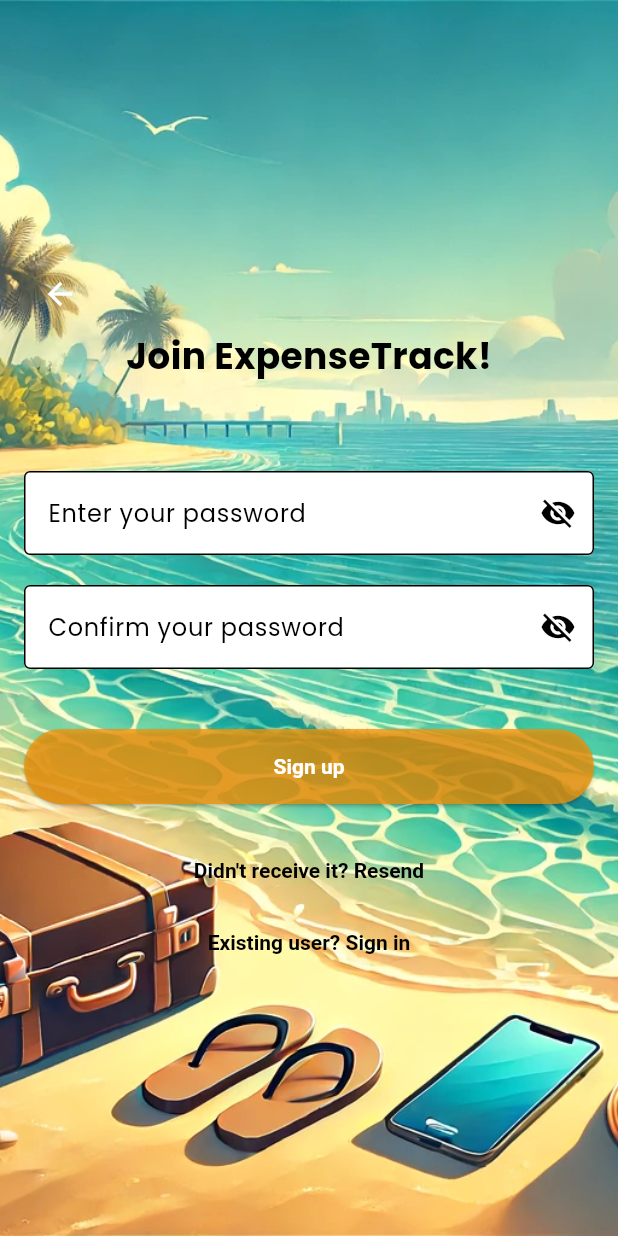
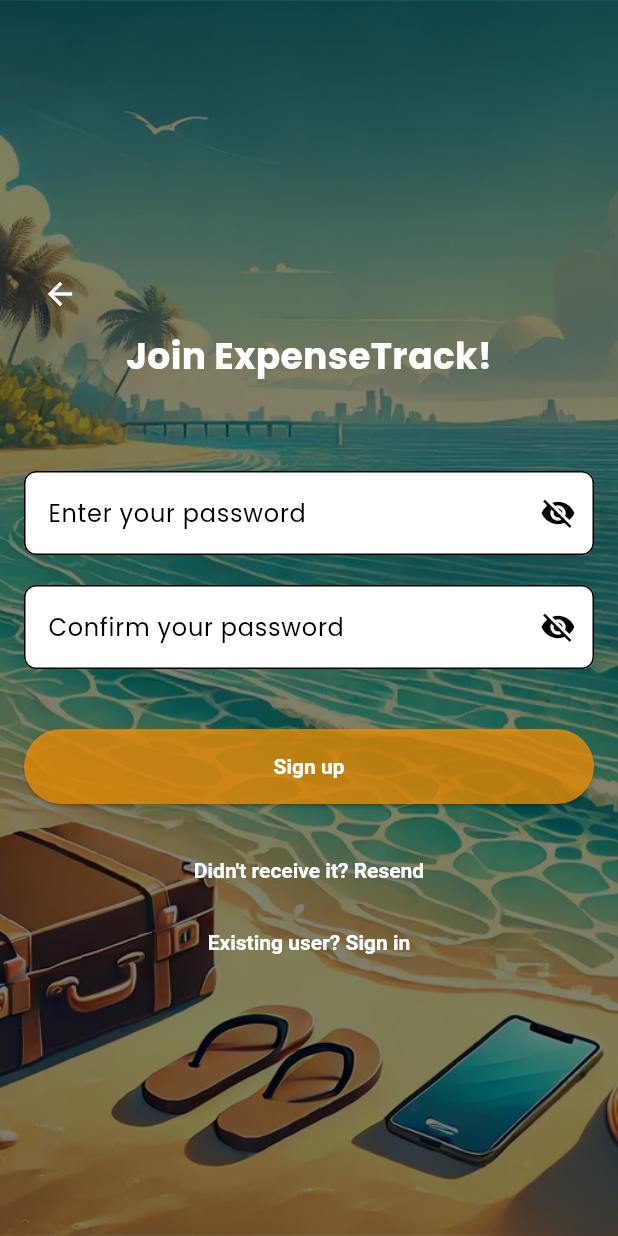
Before and after one commit to yx-fan/app_frontend, a Flutter app: the SignUpStep2View screen opened by its route, on a phone screen of 412 x 824 dp. Run offline on Flutter 3.47's test engine with Material 3 defaults, Android fonts, the light colour scheme and no system bars; our stand-ins replace camera, dropdown_search, flutter_dotenv, flutter_secure_storage, geolocator, google_fonts and 2 more; accounts and stored records are empty; network calls fail.

Commit message:
modify the signup page for more clear instructions to user

```diff
--- a/lib/views/signup_step2_view.dart
+++ b/lib/views/signup_step2_view.dart
@@ -23,9 +23,12 @@
       body: Stack(
         fit: StackFit.expand,
         children: [
+          // Background image with reduced opacity
           Image.asset(
             'assets/signup_background.webp',
             fit: BoxFit.cover,
+            color: Colors.black.withOpacity(0.5), // Adjust opacity here
+            colorBlendMode: BlendMode.darken, // Blend the color with the image
           ),
           Padding(
             padding: const EdgeInsets.all(16.0),
@@ -46,7 +49,7 @@
                   style: TextStyle(
                       fontSize: 24,
                       fontWeight: FontWeight.bold,
-                      color: Colors.black),
+                      color: Colors.white), // Changed text color to white
                 ),
                 const SizedBox(height: 60),
                 TextField(
@@ -55,7 +58,6 @@
                     labelText: 'Enter your password',
                     filled: true,
                     fillColor: Colors.white,
-                    border: const OutlineInputBorder(),
                     suffixIcon: IconButton(
                       icon: Icon(
                         _isPasswordVisible
@@ -78,7 +80,6 @@
                     labelText: 'Confirm your password',
                     filled: true,
                     fillColor: Colors.white,
-                    border: const OutlineInputBorder(),
                     suffixIcon: IconButton(
                       icon: Icon(
                         _isConfirmPasswordVisible
@@ -88,7 +89,7 @@
                       onPressed: () {
                         setState(() {
                           _isConfirmPasswordVisible =
-                              !_isConfirmPasswordVisible;
+                          !_isConfirmPasswordVisible;
                         });
                       },
                     ),
@@ -118,14 +119,14 @@
                     Navigator.pushNamed(context, '/signup_step1');
                   },
                   child: const Text('Didn\'t receive it? Resend',
-                      style: TextStyle(color: Colors.black)),
+                      style: TextStyle(color: Colors.white)), // Changed text color to white
                 ),
                 TextButton(
                   onPressed: () {
                     Navigator.pushNamed(context, '/login');
                   },
                   child: const Text('Existing user? Sign in',
-                      style: TextStyle(color: Colors.black)),
+                      style: TextStyle(color: Colors.white)), // Changed text color to white
                 ),
               ],
             ),
```
Also changed, not shown: lib/views/signup_step1_view.dart (+9 -6 lines).
